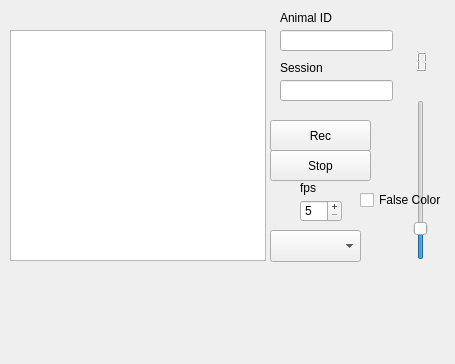
ef-lab/Experiments, file Imager/form.ui: the form before one commit.
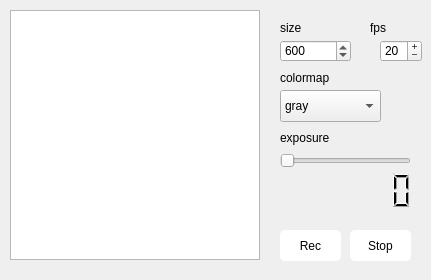
The form after the commit.

Diff of the .ui file:
```diff
--- a/Imager/form.ui
+++ b/Imager/form.ui
@@ -12,8 +12,8 @@
    <rect>
     <x>0</x>
     <y>0</y>
-    <width>455</width>
-    <height>364</height>
+    <width>431</width>
+    <height>280</height>
    </rect>
   </property>
   <property name="windowTitle">
@@ -22,12 +22,15 @@
   <widget class="QPushButton" name="rec_button">
    <property name="geometry">
     <rect>
-     <x>270</x>
-     <y>120</y>
-     <width>101</width>
+     <x>280</x>
+     <y>230</y>
+     <width>61</width>
      <height>31</height>
     </rect>
    </property>
+   <property name="styleSheet">
+    <string notr="true">QPushButton{background-color : white;border-radius: 5px;border-style: outset;border-width: .5px;border-color: gray;}QPushButton::pressed{border-style: inset;border-color: gray;background-color : red;}</string>
+   </property>
    <property name="text">
     <string>Rec</string>
    </property>
@@ -35,67 +38,24 @@
   <widget class="QPushButton" name="stop_button">
    <property name="geometry">
     <rect>
-     <x>270</x>
-     <y>150</y>
-     <width>101</width>
+     <x>350</x>
+     <y>230</y>
+     <width>61</width>
      <height>31</height>
     </rect>
    </property>
+   <property name="styleSheet">
+    <string notr="true">QPushButton{background-color : white;border-radius: 5px;border-style: outset;border-width: .5px;border-color: gray;}QPushButton::pressed{border-style: inset;border-color: gray;}</string>
+   </property>
    <property name="text">
     <string>Stop</string>
    </property>
   </widget>
-  <widget class="QLineEdit" name="animal_input">
-   <property name="geometry">
-    <rect>
-     <x>280</x>
-     <y>30</y>
-     <width>113</width>
-     <height>21</height>
-    </rect>
-   </property>
-  </widget>
-  <widget class="QLineEdit" name="session_input">
-   <property name="geometry">
-    <rect>
-     <x>280</x>
-     <y>80</y>
-     <width>113</width>
-     <height>21</height>
-    </rect>
-   </property>
-  </widget>
-  <widget class="QLabel" name="label">
-   <property name="geometry">
-    <rect>
-     <x>280</x>
-     <y>10</y>
-     <width>60</width>
-     <height>16</height>
-    </rect>
-   </property>
-   <property name="text">
-    <string>Animal ID</string>
-   </property>
-  </widget>
-  <widget class="QLabel" name="label_2">
-   <property name="geometry">
-    <rect>
-     <x>280</x>
-     <y>60</y>
-     <width>60</width>
-     <height>16</height>
-    </rect>
-   </property>
-   <property name="text">
-    <string>Session</string>
-   </property>
-  </widget>
   <widget class="QSpinBox" name="fps_input">
    <property name="geometry">
     <rect>
-     <x>300</x>
-     <y>200</y>
+     <x>380</x>
+     <y>40</y>
      <width>42</width>
      <height>22</height>
     </rect>
@@ -103,6 +63,9 @@
    <property name="acceptDrops">
     <bool>true</bool>
    </property>
+   <property name="styleSheet">
+    <string notr="true"/>
+   </property>
    <property name="frame">
     <bool>true</bool>
    </property>
@@ -118,22 +81,35 @@
    <property name="singleStep">
     <number>5</number>
    </property>
+   <property name="value">
+    <number>20</number>
+   </property>
   </widget>
   <widget class="QComboBox" name="comboBox">
    <property name="geometry">
     <rect>
-     <x>270</x>
-     <y>230</y>
-     <width>91</width>
+     <x>280</x>
+     <y>90</y>
+     <width>101</width>
      <height>32</height>
     </rect>
    </property>
+   <item>
+    <property name="text">
+     <string>gray</string>
+    </property>
+   </item>
+   <item>
+    <property name="text">
+     <string>jet</string>
+    </property>
+   </item>
   </widget>
   <widget class="QLabel" name="label_3">
    <property name="geometry">
     <rect>
-     <x>300</x>
-     <y>180</y>
+     <x>370</x>
+     <y>20</y>
      <width>60</width>
      <height>16</height>
     </rect>
@@ -142,45 +118,13 @@
     <string>fps</string>
    </property>
   </widget>
-  <widget class="QSlider" name="exposure_input">
-   <property name="geometry">
-    <rect>
-     <x>410</x>
-     <y>100</y>
-     <width>22</width>
-     <height>160</height>
-    </rect>
-   </property>
-   <property name="maximum">
-    <number>1512</number>
-   </property>
-   <property name="value">
-    <number>255</number>
-   </property>
-   <property name="orientation">
-    <enum>Qt::Vertical</enum>
-   </property>
-  </widget>
-  <widget class="QCheckBox" name="color_input">
-   <property name="geometry">
-    <rect>
-     <x>360</x>
-     <y>190</y>
-     <width>86</width>
-     <height>20</height>
-    </rect>
-   </property>
-   <property name="text">
-    <string>False Color</string>
-   </property>
-  </widget>
   <widget class="QLCDNumber" name="frames">
    <property name="geometry">
     <rect>
-     <x>370</x>
-     <y>50</y>
-     <width>64</width>
-     <height>23</height>
+     <x>313</x>
+     <y>170</y>
+     <width>101</width>
+     <height>41</height>
     </rect>
    </property>
    <property name="font">
@@ -203,12 +147,80 @@
    <property name="geometry">
     <rect>
      <x>10</x>
-     <y>30</y>
-     <width>256</width>
-     <height>231</height>
+     <y>10</y>
+     <width>250</width>
+     <height>250</height>
     </rect>
    </property>
   </widget>
+  <widget class="QSpinBox" name="spinBox">
+   <property name="geometry">
+    <rect>
+     <x>280</x>
+     <y>40</y>
+     <width>71</width>
+     <height>22</height>
+    </rect>
+   </property>
+   <property name="maximum">
+    <number>2000</number>
+   </property>
+   <property name="value">
+    <number>600</number>
+   </property>
+  </widget>
+  <widget class="QLabel" name="label_4">
+   <property name="geometry">
+    <rect>
+     <x>280</x>
+     <y>70</y>
+     <width>60</width>
+     <height>16</height>
+    </rect>
+   </property>
+   <property name="text">
+    <string>colormap</string>
+   </property>
+  </widget>
+  <widget class="QLabel" name="label_5">
+   <property name="geometry">
+    <rect>
+     <x>280</x>
+     <y>20</y>
+     <width>60</width>
+     <height>16</height>
+    </rect>
+   </property>
+   <property name="text">
+    <string>size</string>
+   </property>
+  </widget>
+  <widget class="QSlider" name="exposure_input">
+   <property name="geometry">
+    <rect>
+     <x>280</x>
+     <y>150</y>
+     <width>131</width>
+     <height>22</height>
+    </rect>
+   </property>
+   <property name="orientation">
+    <enum>Qt::Horizontal</enum>
+   </property>
+  </widget>
+  <widget class="QLabel" name="label_6">
+   <property name="geometry">
+    <rect>
+     <x>280</x>
+     <y>130</y>
+     <width>60</width>
+     <height>16</height>
+    </rect>
+   </property>
+   <property name="text">
+    <string>exposure</string>
+   </property>
+  </widget>
  </widget>
  <resources/>
  <connections/>
```
Left out of the diff: 8 changed lines with no effect on the pictures.
